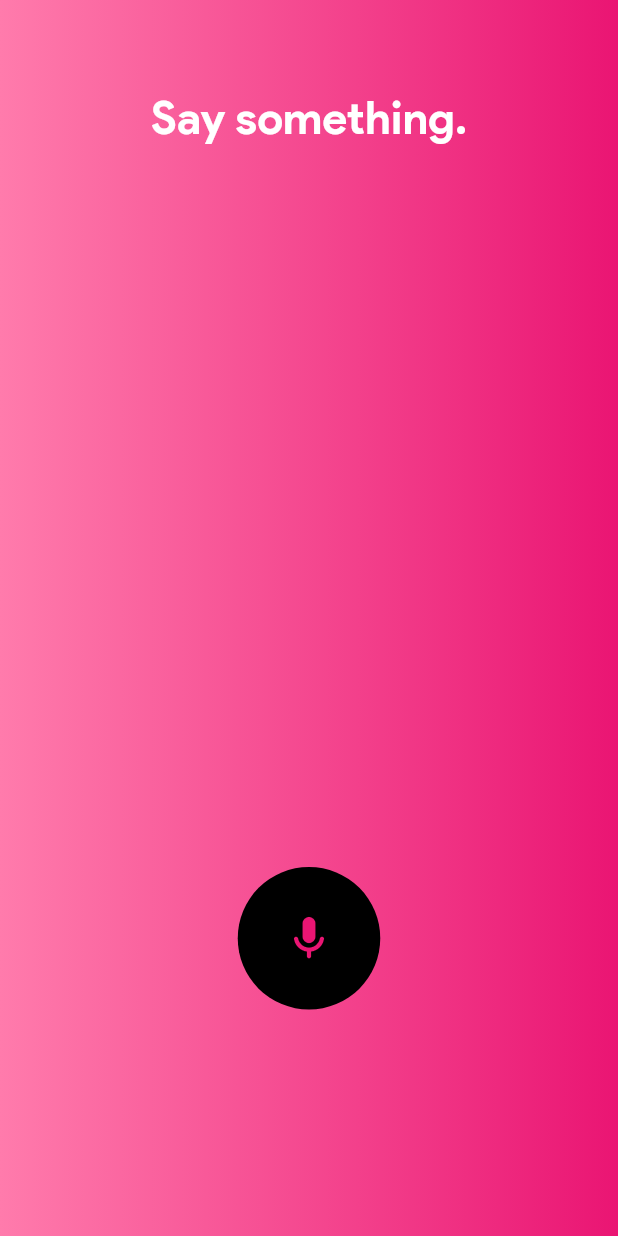
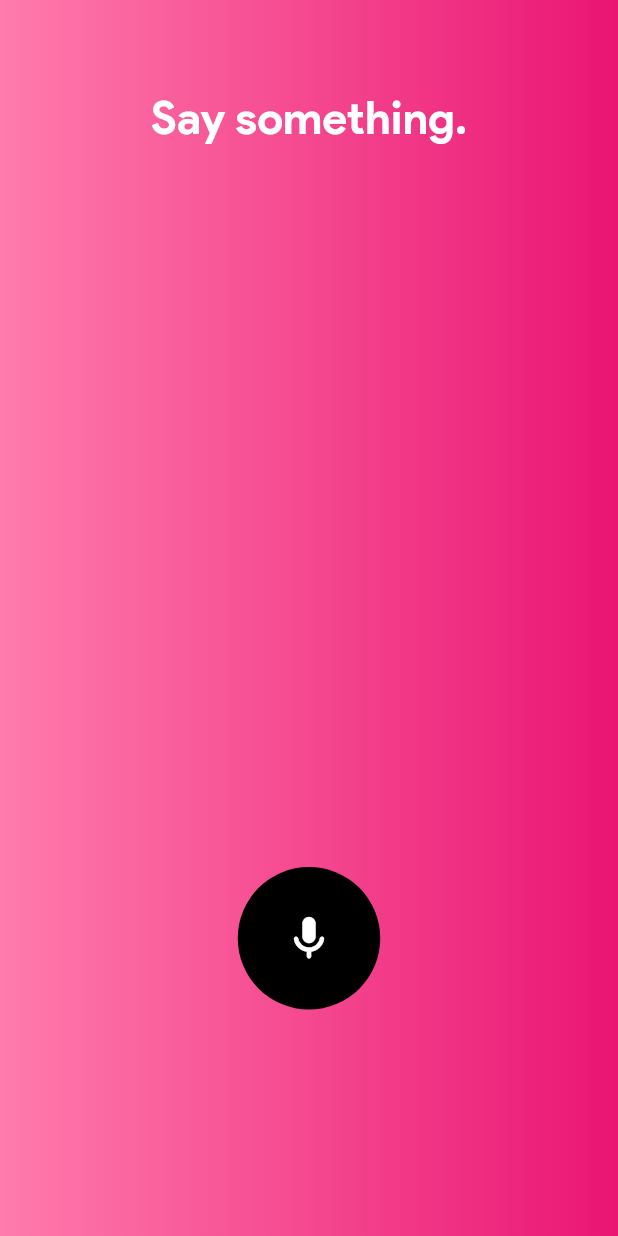
Before and after one commit to iamtheblackunicorn/Helply, a Flutter app: the screen it shows after launch, on a phone screen of 412 x 824 dp. Run offline on Flutter 3.47's test engine with Material 2 defaults, Android fonts, the phone set to English and light mode, and no system bars; missing offline and left inert: loading_animations.

Commit message:
v.1.0.0 Prototype.

```diff
--- a/lib/src/home.dart
+++ b/lib/src/home.dart
@@ -20,8 +20,8 @@ class Home extends StatelessWidget {
         decoration: BoxDecoration(
           gradient: LinearGradient(
             colors: [
-              gradientColor,
-              mainColor
+              gradientColorOne,
+              gradientColorTwo
             ]
           ),
         ),
--- a/lib/src/vars.dart
+++ b/lib/src/vars.dart
@@ -12,10 +12,14 @@ String stdFont = 'PSB';
 String appTitle = 'Helply';
 
 /// Main colors.
-Color mainColor = Color(0xFFEA1573);
+Color mainColor = Color(0xFFFFFFFF);
 Color accentColor = Color(0xFF000000);
-Color gradientColor = Color(0xFFFF7BAC);
-Color tertiaryColor = Color(0xFFFFFFFF);
+Color tertiaryColor = mainColor;
+
+/// Colors for the gradient on the [Home]
+/// widget.
+Color gradientColorOne = Color(0xFFFF7BAC);
+Color gradientColorTwo = Color(0xFFEA1573);
 
 /// Numeric and floating-point
 /// layout variables.
```
Also changed, not shown: 4 other files.
